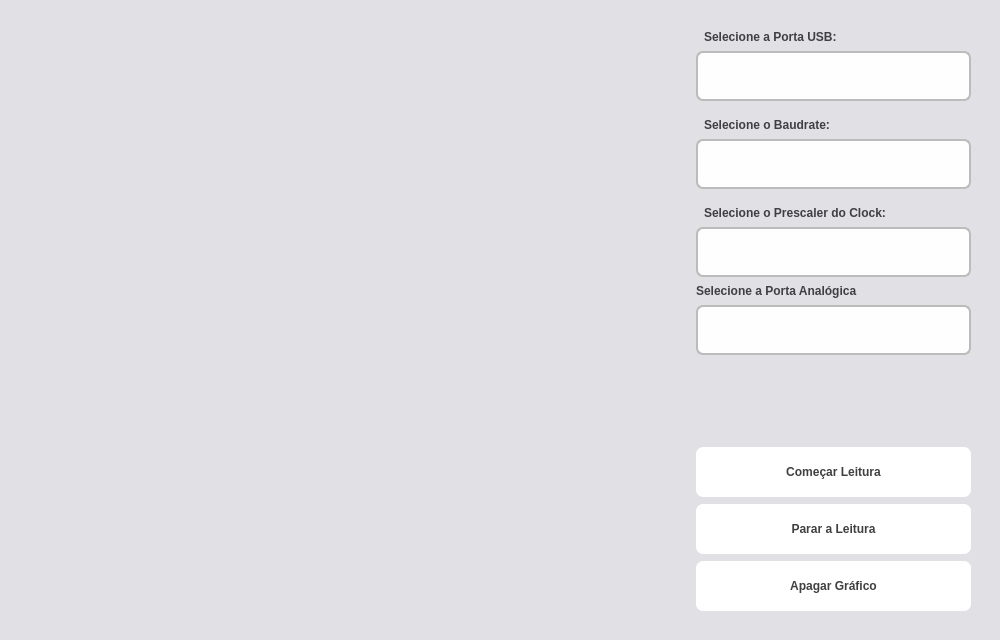
This is UI/MyIlluminanceMeter/mainwindow.ui in nandercarmo/My-IlluminanceMeter as Qt 5 draws it before an edit. The edited form follows.
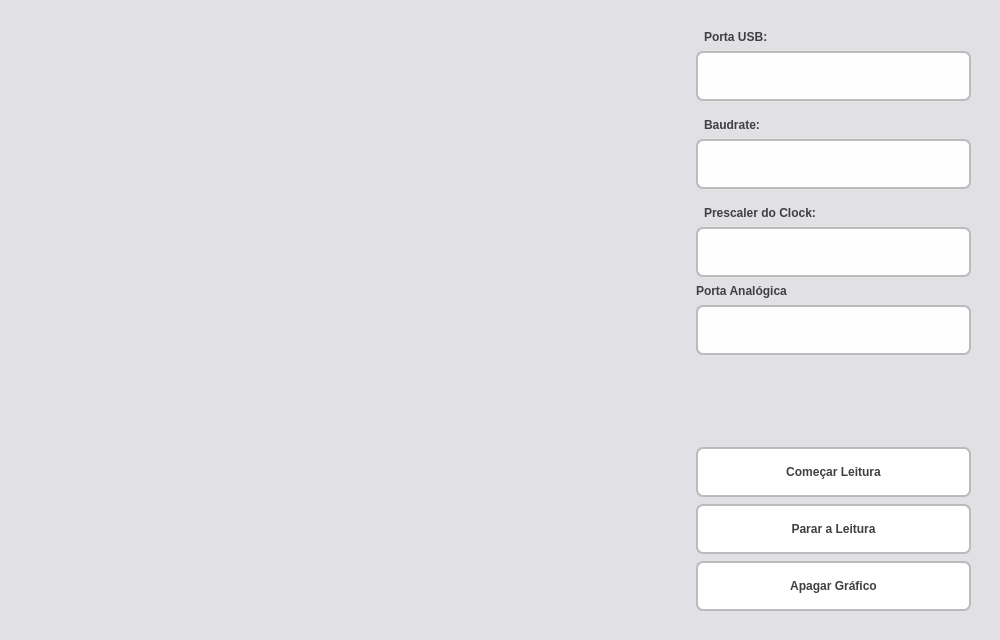
This is the edited form. Icons and pictures are not drawn.

Commit message: Alteração do tema do gráfico e otimização do layout da interface.

Diff of the .ui file:
```diff
--- a/UI/MyIlluminanceMeter/mainwindow.ui
+++ b/UI/MyIlluminanceMeter/mainwindow.ui
@@ -28,6 +28,7 @@
 	background-color: #fff;
 	font-weight: bold;
 	border-radius: 7px;	
+	border: 2px solid #bbb;
 	padding-top: 7px;
 	padding-bottom: 7px;
 	padding-left: 14px;
@@ -47,24 +48,12 @@
 	color: #404042;
 }
 
-QLineEdit {
-	color: #6f707a;
-	background-color: #fefefe;
-	font-weight: bold;
-	border: 2px solid #bbb;
-	border-radius: 7px;	
-	padding-top: 7px;
-	padding-bottom: 7px;
-	padding-left: 14px;
-	padding-right: 14px;
-}
-
 QComboBox {
 	background-color: #fefefe;	
 	color: #6f707a;
 	font-weight: bold;
-	border: 2px solid #bbb;
 	border-radius: 7px;	
+	border: 2px solid #bbb;
 	padding-top: 7px;
 	padding-bottom: 7px;
 	padding-left: 14px;
@@ -188,7 +177,7 @@
 }</string>
            </property>
            <property name="text">
-            <string>Selecione a Porta USB:</string>
+            <string>Porta USB:</string>
            </property>
            <property name="margin">
             <number>0</number>
@@ -221,7 +210,7 @@
 }</string>
            </property>
            <property name="text">
-            <string>Selecione o Baudrate:</string>
+            <string>Baudrate:</string>
            </property>
            <property name="margin">
             <number>2</number>
@@ -249,7 +238,7 @@
 }</string>
              </property>
              <property name="text">
-              <string>Selecione o Prescaler do Clock:</string>
+              <string>Prescaler do Clock:</string>
              </property>
              <property name="margin">
               <number>2</number>
@@ -281,7 +270,7 @@
 }r</string>
            </property>
            <property name="text">
-            <string>Selecione a Porta Analógica</string>
+            <string>Porta Analógica</string>
            </property>
            <property name="margin">
             <number>2</number>
```
Left out of the diff: 2 changed lines with no effect on the pictures. The commit also changes 4 other files.
